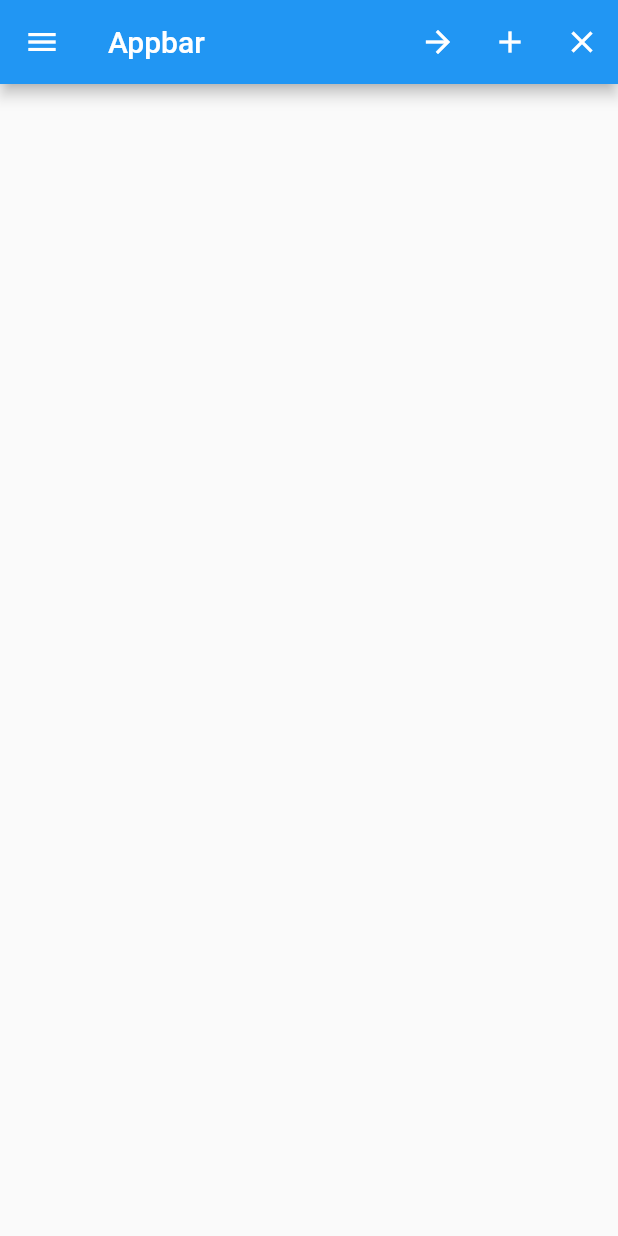
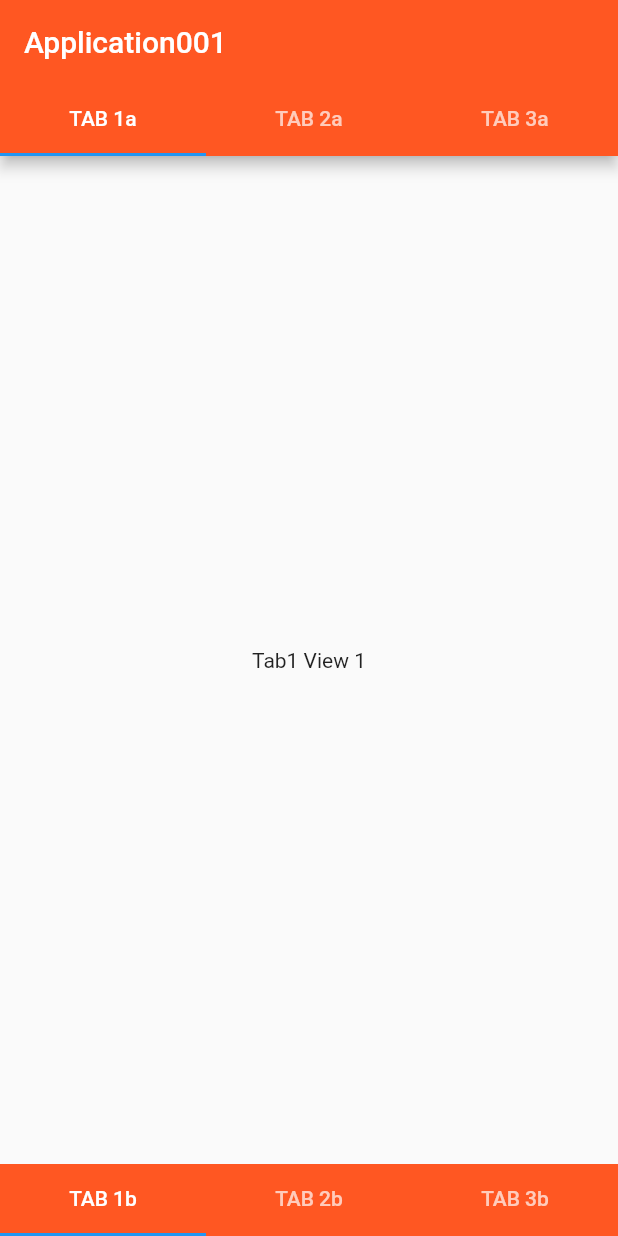
Before and after one commit to sinistra/flutter_widgets, a Flutter app: the screen it shows after launch, on a phone screen of 412 x 824 dp. Run offline on Flutter 3.47's test engine with Material 2 defaults, Android fonts, the phone set to English and light mode, and no system bars.

```diff
--- a/lib/main.dart
+++ b/lib/main.dart
@@ -1,53 +1,62 @@
 import 'package:flutter/material.dart';
 
-void main() {
-  runApp(new MaterialApp(home: new Application()));
-}
+void main() => runApp(new Application());
 
 class Application extends StatefulWidget {
   @override
   _ApplicationState createState() => new _ApplicationState();
 }
 
-class _ApplicationState extends State<Application> {
-  String msg = '';
+class _ApplicationState extends State<Application> with SingleTickerProviderStateMixin {
 
+  TabController controller;
+  @override
+  void initState() {
+    super.initState();
+    controller = new TabController(length: 3, vsync: this);
+  }
+
+  @override
+  void dispose() {
+    controller.dispose();
+    super.dispose();
+  }
+
+  @override
   Widget build(BuildContext context) {
-    return new Scaffold(
-      appBar: new AppBar(
-        title: new Text('Appbar'),
-        leading: new Icon(Icons.menu),
-        actions: <Widget>[
-          new IconButton(
-            icon: new Icon(Icons.arrow_forward),
-            onPressed: () {
-              setState(() {
-                msg = 'you pressed Arrow Button';
-              });
-              print('you pressed Arrow Button');
-            },
+    return  new MaterialApp(
+        title: "Application001",
+        home: new Scaffold(
+          appBar: new AppBar(title: new Text("Application001"),
+            bottom: new TabBar(
+                controller: controller,
+                tabs:[
+                  new Tab(text: "TAB 1a" ,),
+                  new Tab(text: "TAB 2a",),
+                  new Tab(text: "TAB 3a",),
+                ]),
+            backgroundColor: Colors.deepOrange,
           ),
-          new IconButton(
-              icon: new Icon(Icons.add),
-              onPressed: () {
-                setState(() {
-                  msg = 'you pressed Add Button';
-                });
-                print('you pressed Add Button');
-              }),
-          new IconButton(
-              icon: new Icon(Icons.close),
-              onPressed: () {
-                setState(() {
-                  msg = 'you pressed Close Button';
-                });
-                print('you pressed Close Button');
-              }),
-        ],
-      ),
-      body: new Center(
-        child: new Text(msg),
-      ),
+          bottomNavigationBar: new Material(
+            color: Colors.deepOrange,
+            child: new TabBar(
+                controller: controller,
+                tabs:[
+                  new Tab(text: "TAB 1b" ,),
+                  new Tab(text: "TAB 2b",),
+                  new Tab(text: "TAB 3b",),
+                ]),
+          ),
+
+          body:  new TabBarView(
+            controller: controller,
+            children: <Widget>[
+              new Center(child:new Text("Tab1 View 1") ,),
+              new Center(child:new Text("Tab1 View 2") ,),
+              new Center(child:new Text("Tab1 View 3") ,),
+            ],
+          ),
+        )
     );
   }
 }
```
